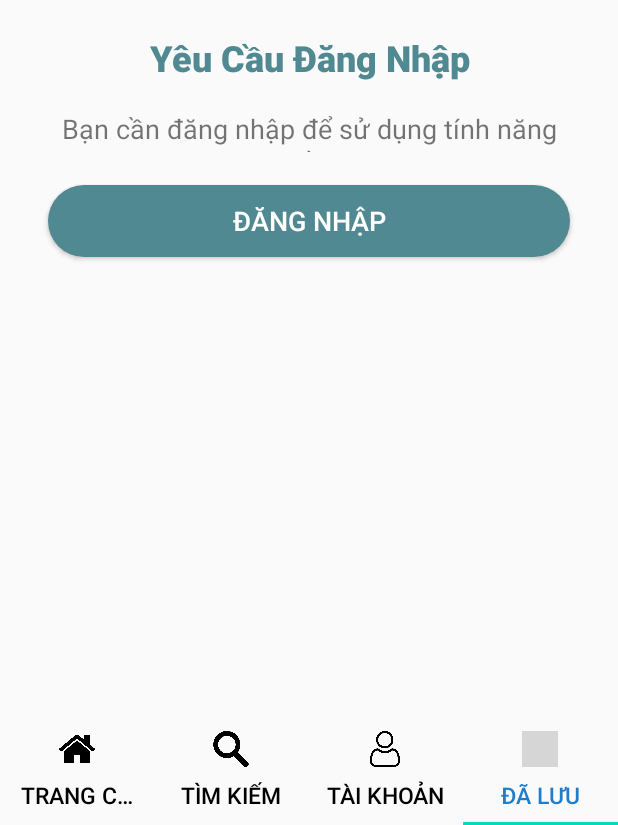
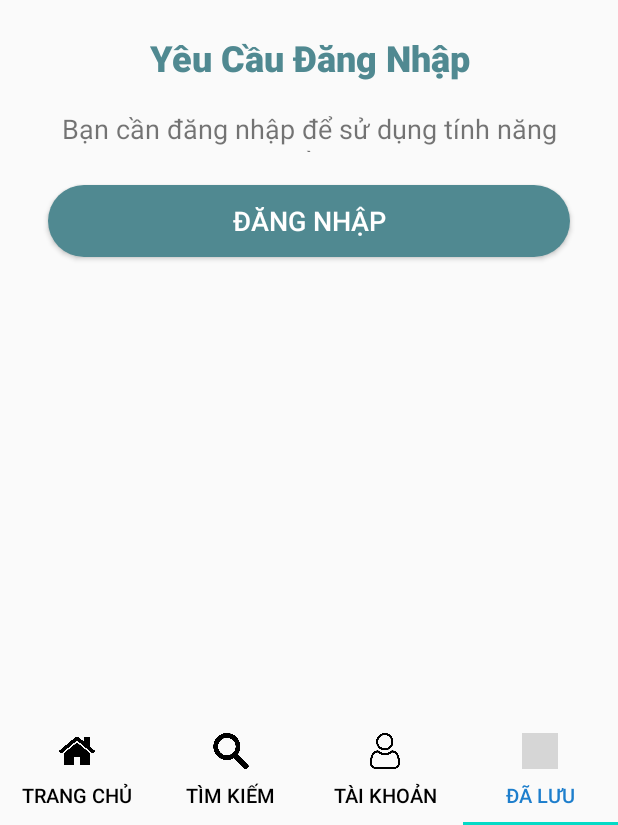
Before and after one commit to vietokok/ProjectPRM, an Android app: the MainActivity screen opened directly, with no data from a screen before it, item 4 of the bottom bar chosen, on a phone screen of 412 x 824 dp, the part 411-1236 px from its top. Run offline under Robolectric (Android 15) with nearby library versions, the phone set to English and light mode, and no system bars; our stand-ins replace CircleImageView, Firebase (no records; nobody signed in at launch, a user with empty details on screens opened directly), Picasso; pictures from the network do not load; grey boxes are pictures that could not be loaded.

Commit message:
hot fix size text

```diff
--- a/app/src/main/java/com/example/firebaseis1313/fragment/Profilefragment.java
+++ b/app/src/main/java/com/example/firebaseis1313/fragment/Profilefragment.java
@@ -216,13 +216,13 @@ public class Profilefragment extends Fragment {
         }
 
         if(!flag){
-            Toast.makeText(getContext(), "Update success and nothing be changed", Toast.LENGTH_SHORT).show();
+            Toast.makeText(getContext(), getString(R.string.update_mess_faiil), Toast.LENGTH_SHORT).show();
         }else {
 
             docRef.update(map).addOnSuccessListener(new OnSuccessListener<Void>() {
                 @Override
                 public void onSuccess(Void aVoid) {
-                    Toast.makeText(getContext(), "Update Success", Toast.LENGTH_SHORT).show();
+                    Toast.makeText(getContext(), getString(R.string.update_mess_sucess), Toast.LENGTH_SHORT).show();
 
                 }
             }).addOnFailureListener(new OnFailureListener() {
--- a/app/src/main/res/values/strings.xml
+++ b/app/src/main/res/values/strings.xml
@@ -50,4 +50,7 @@
     <string name="none_rate">Chưa có xếp hạng</string>
     <string name="logo_name">PEMO HOME</string>
 
+    <string name="update_mess_faiil">Không có gì thay đổi</string>
+    <string name="update_mess_sucess">Cập nhật thành công</string>
+
 </resources>
--- a/app/src/main/res/values/styles.xml
+++ b/app/src/main/res/values/styles.xml
@@ -12,7 +12,7 @@
     </style>
 
     <style name="MyTabTextAppearance" parent="TextAppearance.AppCompat.Button">
-        <item name="android:textSize">15sp</item>
+        <item name="android:textSize">13sp</item>
         <item name="android:textColor">@android:color/black</item>
         <item name="textAllCaps">true</item>
     </style>
```
